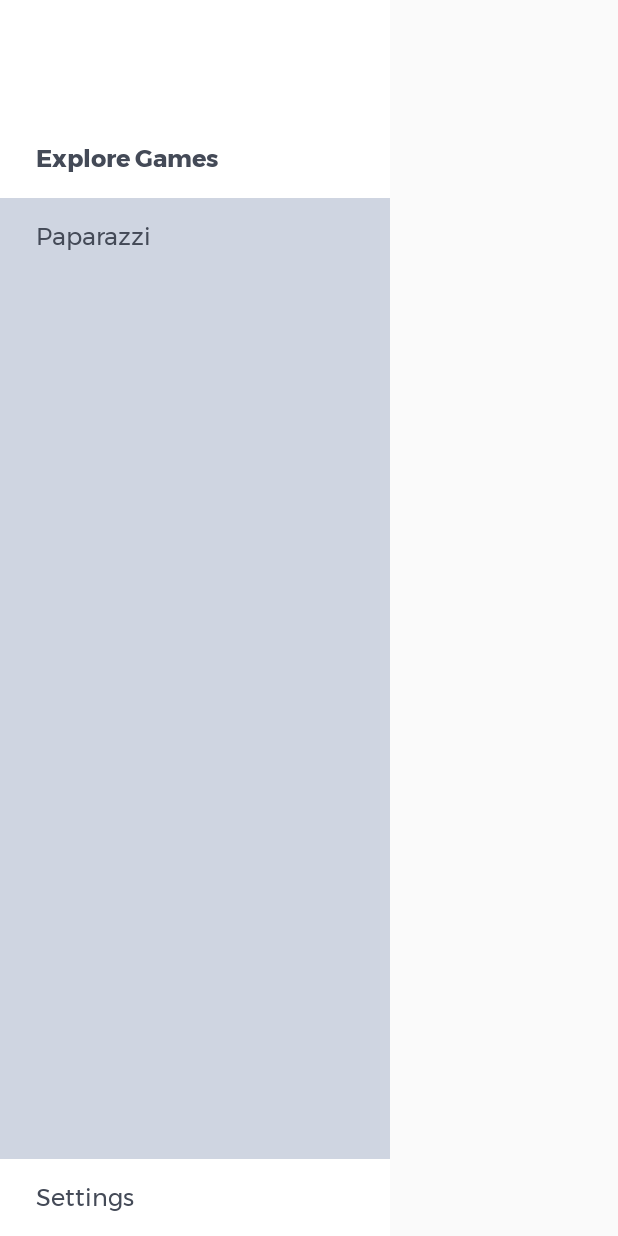
After one commit to 6991ohnayrb/paparazzi, an Android app: the layout include_navigation_drawer.xml on its own in the app's theme, with its tools: preview values and no code run, on a phone screen of 412 x 824 dp. The commit adds this screen. Run offline under Robolectric (Android 15) with nearby library versions, the phone set to English and light mode, and no system bars.

Commit message:
Setup basic NavigationDrawer

```diff
--- a/Paparazzi/app/src/main/AndroidManifest.xml
+++ b/Paparazzi/app/src/main/AndroidManifest.xml
@@ -12,7 +12,7 @@
         android:label="@string/app_name"
         android:roundIcon="@drawable/app_icon"
         android:supportsRtl="true"
-        android:theme="@style/AppTheme"
+        android:theme="@style/LoginTheme"
         >
         <activity
             android:name=".LaunchActivity"
--- a/Paparazzi/app/src/main/java/com/bryanho/paparazzi/NewGameFragment.java
+++ b/Paparazzi/app/src/main/java/com/bryanho/paparazzi/NewGameFragment.java
@@ -1,8 +1,8 @@
 package com.bryanho.paparazzi;
 
-import android.app.Fragment;
 import android.os.Bundle;
 import android.support.annotation.Nullable;
+import android.support.v4.app.Fragment;
 import android.view.LayoutInflater;
 import android.view.View;
 import android.view.ViewGroup;
--- a/Paparazzi/app/src/main/java/com/bryanho/paparazzi/util/FacebookUtil.java
+++ b/Paparazzi/app/src/main/java/com/bryanho/paparazzi/util/FacebookUtil.java
@@ -6,6 +6,12 @@ public class FacebookUtil {
     public static String getProfileId() {
         final Profile profile = Profile.getCurrentProfile();
         return profile != null ? profile.getId() : null;
+    }
+
+    public static String getFullName() {
+        final String firstName = getFirstName();
+        final String lastName = getLastName();
+        return firstName != null && lastName != null ? firstName + " " + lastName : null;
     }
 
     public static String getFirstName() {
--- a/Paparazzi/app/src/main/res/drawable/ic_settings.xml
+++ b/Paparazzi/app/src/main/res/drawable/ic_settings.xml
@@ -14,7 +14,7 @@ C12.9181,9.34771,14.8333,7.41903,14.8333,5.03497
 C14.8333,2.6509,12.9181,0.722222,10.5556,0.722222 Z M0.722222,19.2778
 L19.2778,19.2778 L19.2778,16.2238 C19.2778,13.9541,14.2132,11.911,10,11.911
 C5.78679,11.911,0.722222,13.9541,0.722222,16.2238 L0.722222,19.2778 Z"
-        android:strokeColor="@color/com_facebook_blue"
+        android:strokeColor="@color/white"
         android:strokeWidth="1.44444444"
         />
 </vector>
--- /dev/null
+++ b/Paparazzi/app/src/main/res/layout/include_navigation_drawer.xml
@@ -0,0 +1,64 @@
+<?xml version="1.0" encoding="utf-8"?>
+<LinearLayout xmlns:android="http://schemas.android.com/apk/res/android"
+    android:layout_width="260dp"
+    android:layout_height="match_parent"
+    android:layout_gravity="start"
+    android:background="@color/white"
+    android:orientation="vertical"
+    >
+
+    <TextView
+        android:id="@+id/user_greeting"
+        style="@style/NavigationMenuHeader"
+        android:layout_width="match_parent"
+        android:layout_height="wrap_content"
+        android:fontFamily="@font/montserrat_bold"
+        />
+
+    <TextView
+        android:id="@+id/menu_explore_games"
+        style="@style/NavigationMenuItem"
+        android:layout_width="match_parent"
+        android:layout_height="wrap_content"
+        android:fontFamily="@font/montserrat_bold"
+        android:text="@string/explore_games"
+        android:textSize="16sp"
+        />
+
+    <ScrollView
+        android:layout_width="match_parent"
+        android:layout_height="0dp"
+        android:layout_weight="1"
+        android:background="@color/colorPrimaryLight"
+        >
+
+        <LinearLayout
+            android:layout_width="match_parent"
+            android:layout_height="wrap_content"
+            android:orientation="vertical"
+            >
+
+            <TextView
+                style="@style/NavigationMenuItem"
+                android:layout_width="match_parent"
+                android:layout_height="wrap_content"
+                android:fontFamily="@font/montserrat_regular"
+                android:text="@string/app_name"
+                android:textSize="16sp"
+                />
+
+        </LinearLayout>
+
+    </ScrollView>
+
+    <TextView
+        android:id="@+id/menu_settings"
+        style="@style/NavigationMenuItem"
+        android:layout_width="match_parent"
+        android:layout_height="wrap_content"
+        android:fontFamily="@font/montserrat_regular"
+        android:text="@string/settings"
+        android:textSize="16sp"
+        />
+
+</LinearLayout>
--- a/Paparazzi/app/src/main/res/values/strings.xml
+++ b/Paparazzi/app/src/main/res/values/strings.xml
@@ -1,11 +1,14 @@
 <resources>
     <string name="create">Create</string>
     <string name="create_new_game">Create New Game</string>
+    <string name="explore_games">Explore Games</string>
     <string name="first_name">First Name</string>
     <string name="game_duration_hours">Game Duration (Hours)</string>
     <string name="game_duration_placeholder">Enter Game Duration</string>
     <string name="game_room_name">Game Room Name</string>
     <string name="game_room_name_placeholder">Enter Game Room Name</string>
+    <string name="greeting_personalized">Hi,\n%1$s</string>
+    <string name="home">Home</string>
     <string name="last_name">Last Name</string>
     <string name="login_cancelled_message">Please login to use Paparazzi</string>
     <string name="login_success_message">Successfully logged in via Facebook!</string>
--- a/Paparazzi/app/src/main/res/values/styles.xml
+++ b/Paparazzi/app/src/main/res/values/styles.xml
@@ -15,4 +15,22 @@
         <item name="colorAccent">@color/colorAccent</item>
     </style>
 
+    <style name="NavigationMenuHeader">
+        <item name="android:paddingBottom">20dp</item>
+        <item name="android:paddingLeft">24dp</item>
+        <item name="android:paddingTop">20dp</item>
+        <item name="android:textColor">@color/darkGray</item>
+        <item name="android:textSize">24sp</item>
+    </style>
+
+    <style name="NavigationMenuItem">
+        <item name="android:drawablePadding">16dp</item>
+        <item name="android:gravity">center_vertical</item>
+        <item name="android:paddingBottom">13dp</item>
+        <item name="android:paddingLeft">24dp</item>
+        <item name="android:paddingTop">13dp</item>
+        <item name="android:textColor">@color/darkGray</item>
+        <item name="android:textSize">16sp</item>
+    </style>
+
 </resources>
```
Also changed, not shown: Paparazzi/app/src/main/java/com/bryanho/paparazzi/BottomNavigationViewHandler.java (deleted, +0 -246 lines), Paparazzi/app/src/main/java/com/bryanho/paparazzi/MainActivity.java (+35 -85 lines), Paparazzi/app/src/main/java/com/bryanho/paparazzi/PaparazziActivity.java (added, +14 -0 lines), Paparazzi/app/src/main/res/layout/activity_main.xml (+43 -19 lines), Paparazzi/app/src/main/res/menu/menu_items.xml (deleted, +0 -21 lines).
